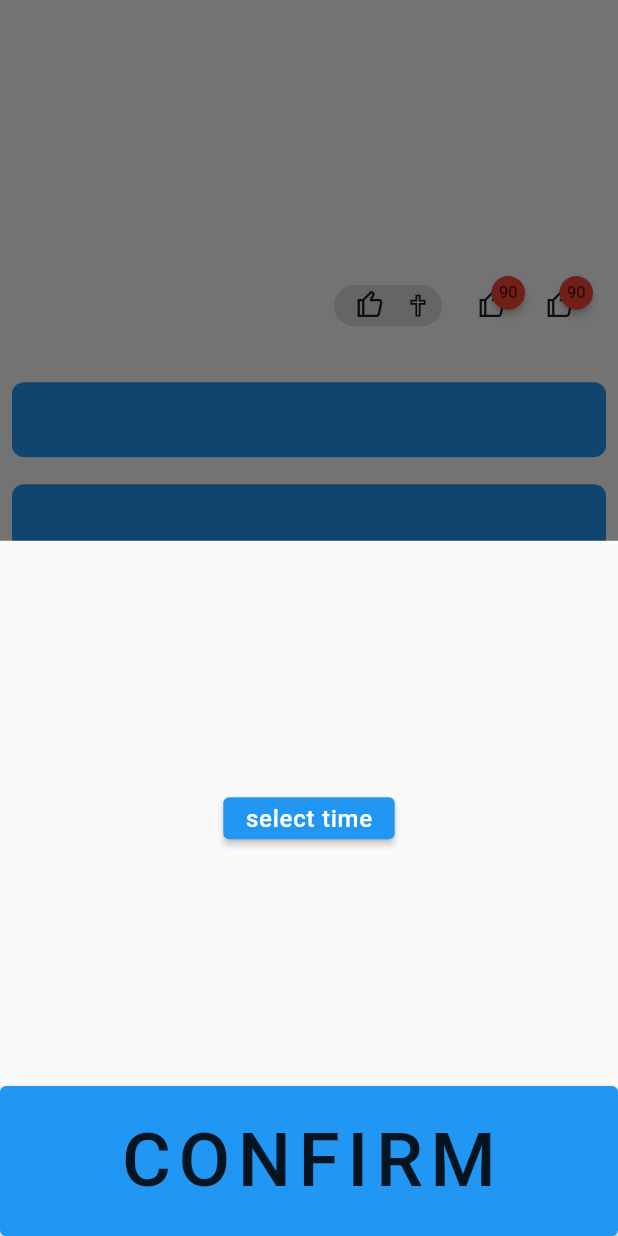
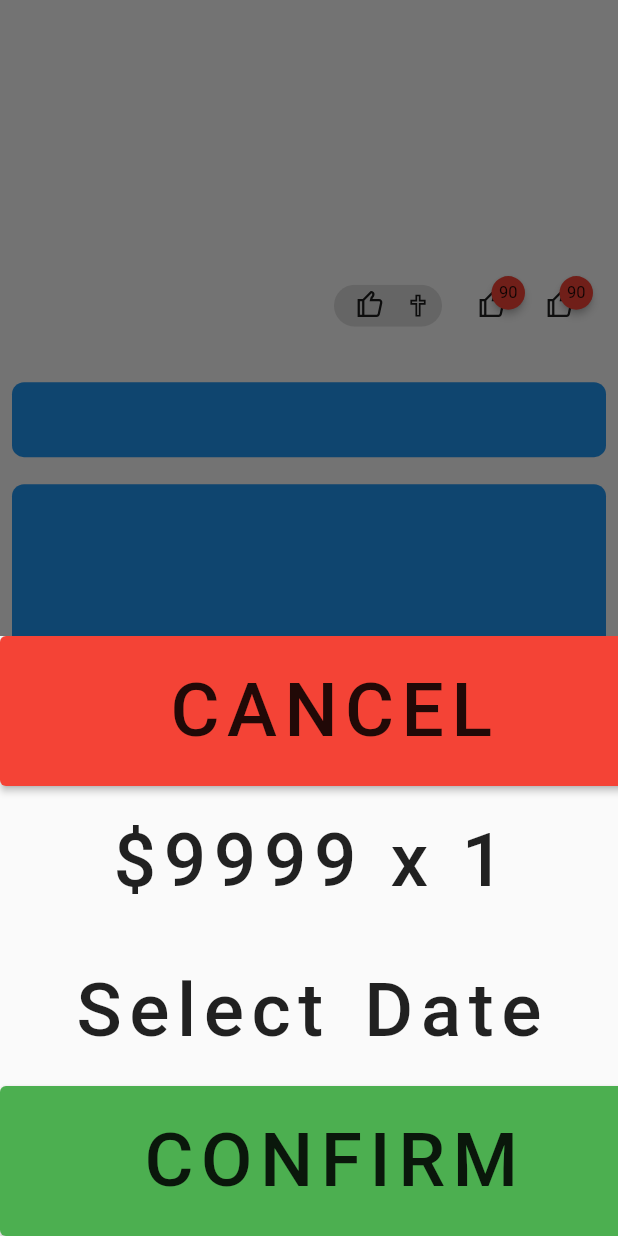
Before and after one commit to dishankjindal1/heaven_riders_india, a Flutter app: the DetailPage screen opened directly with empty values, after a tap on "BOOK NOW", on a phone screen of 412 x 824 dp. Run offline on Flutter 3.47's test engine with Material 2 defaults, Android fonts, the phone set to English and light mode, and no system bars; drawn by our look-alikes of carousel_slider; our stand-ins replace auto_route, cached_network_image, convex_bottom_bar, dio, firebase_auth, firebase_core and 6 more; accounts and stored records are empty; network calls fail.

Commit message:
Fix bottom sheet - details_page.dart

```diff
--- a/lib/main.dart
+++ b/lib/main.dart
@@ -4,7 +4,7 @@ import 'package:form_builder_validators/form_builder_validators.dart';
 import 'package:heaven_riders_india/view_model/app_state_view_modal.dart';
 import 'package:heaven_riders_india/view_model/setting_state_view_modal.dart';
 import 'package:provider/provider.dart';
-import './theme.dart';
+import 'theme.dart';
 import 'router/app_router.gr.dart';
 
 void main() {
--- a/lib/view/page/home/detail/detail_page.dart
+++ b/lib/view/page/home/detail/detail_page.dart
@@ -166,8 +166,9 @@ class DetailPage extends StatelessWidget {
                       Theme.of(context).primaryColor)),
               onPressed: () {
                 showModalBottomSheet(
+                    isScrollControlled: true,
                     context: context,
-                    builder: (context) => const BottomModalSheet());
+                    builder: (context) => BottomModalSheet(data: packageData));
               },
               child: Container(
                 alignment: Alignment.center,
--- a/lib/view/page/home/detail/screen/bottom_modal_sheet.dart
+++ b/lib/view/page/home/detail/screen/bottom_modal_sheet.dart
@@ -1,65 +1,139 @@
 import 'package:flutter/cupertino.dart';
 import 'package:flutter/material.dart';
+import 'package:heaven_riders_india/modal/data/package.dart';
 import 'package:heaven_riders_india/view_model/app_state_view_modal.dart';
 import 'package:provider/provider.dart';
 
 class BottomModalSheet extends StatefulWidget {
-  const BottomModalSheet({Key? key}) : super(key: key);
+  const BottomModalSheet({Key? key, required this.data}) : super(key: key);
 
+  final PackageDataModal data;
   @override
   State<BottomModalSheet> createState() => _BottomModalSheetState();
 }
 
 class _BottomModalSheetState extends State<BottomModalSheet> {
   DateTime time = DateTime.now();
+  int numberpicker = 1;
+
   @override
   Widget build(BuildContext context) {
     var app = Provider.of<AppStateViewModal>(context);
     app.app = app;
     var size = MediaQuery.of(context).size;
-    return Container(
-      alignment: Alignment.center,
-      height: size.height,
+    return SizedBox(
+      height: 400,
       child: Stack(
         children: [
-          Align(
-            alignment: Alignment.topCenter,
-            child: SizedBox(
-              height: 370,
-              child: Column(
-                mainAxisAlignment: MainAxisAlignment.spaceEvenly,
+          Positioned(
+            top: 0,
+            child: ElevatedButton(
+              style: ButtonStyle(
+                  backgroundColor: MaterialStateProperty.all(Colors.red)),
+              onPressed: () {
+                Navigator.pop(context);
+              },
+              child: Container(
+                alignment: Alignment.center,
+                width: size.width,
+                height: 100,
+                child: Text(
+                  'Cancel'.toUpperCase(),
+                  style: Theme.of(context).textTheme.button!.copyWith(
+                        fontSize: 50,
+                        wordSpacing: 5,
+                        letterSpacing: 5,
+                      ),
+                ),
+              ),
+            ),
+          ),
+          Positioned(
+            top: 100,
+            child: GestureDetector(
+              onTap: () => setState(() {
+                numberpicker++;
+              }),
+              onLongPress: () => setState(() {
+                numberpicker = 1;
+              }),
+              child: Container(
+                alignment: Alignment.center,
+                width: size.width,
+                height: 100,
+                child: Row(
+                  mainAxisAlignment: MainAxisAlignment.center,
                   children: [
-                  ElevatedButton(
-                      onPressed: () {
-                        showDatePicker(
+                    Text(
+                      '\$9999'.toUpperCase(),
+                      style: Theme.of(context).textTheme.button!.copyWith(
+                            fontSize: 50,
+                            wordSpacing: 5,
+                            letterSpacing: 5,
+                          ),
+                    ),
+                    Text(
+                      ' x ',
+                      style: Theme.of(context).textTheme.button!.copyWith(
+                            fontSize: 50,
+                            wordSpacing: 5,
+                            letterSpacing: 5,
+                          ),
+                    ),
+                    Text(
+                      numberpicker.toString(),
+                      style: Theme.of(context).textTheme.button!.copyWith(
+                            fontSize: 50,
+                            wordSpacing: 5,
+                            letterSpacing: 5,
+                          ),
+                    ),
+                  ],
+                ),
+              ),
+            ),
+          ),
+          Positioned(
+            top: 200,
+            child: InkWell(
+              onTap: () => showDatePicker(
                       context: context,
                       initialDate: DateTime.now(),
-                                firstDate: DateTime(2020),
-                                lastDate: DateTime.now())
+                      firstDate:
+                          DateTime.now().subtract(const Duration(days: 10)),
+                      lastDate: DateTime.now().add(const Duration(days: 100)))
                   .then((value) {
-                          if (value == null) {
-                            time = DateTime.now();
-                          } else {
+                if (value != null) {
                   setState(() {
                     time = value;
                   });
                 }
-                        });
-                      },
-                      child: DateTime.now() == time
-                          ? const Text('select time')
-                          : Text(time.toString())),
-                ],
+              }),
+              child: Container(
+                alignment: Alignment.center,
+                width: size.width,
+                height: 100,
+                child: Text(
+                  time.hour == DateTime.now().hour
+                      ? 'Select Date'
+                      : '${time.day}/${time.month}/${time.year}',
+                  style: Theme.of(context).textTheme.button!.copyWith(
+                        fontSize: 50,
+                        wordSpacing: 5,
+                        letterSpacing: 5,
                       ),
                 ),
               ),
-          Align(
-            alignment: Alignment.bottomCenter,
+            ),
+          ),
+          Positioned(
+            bottom: 0,
             child: ElevatedButton(
               style: ButtonStyle(
-                  backgroundColor: MaterialStateProperty.all(
-                      Theme.of(context).primaryColor)),
-              onPressed: () {},
+                  backgroundColor: MaterialStateProperty.all(Colors.green)),
+              onPressed: () {
+                Navigator.pop(context);
+              },
               child: Container(
                 alignment: Alignment.center,
                 width: size.width,
```
Also changed, not shown: pubspec.yaml (line endings or trailing spaces). Lines whose indentation alone changed are shown as unchanged.
